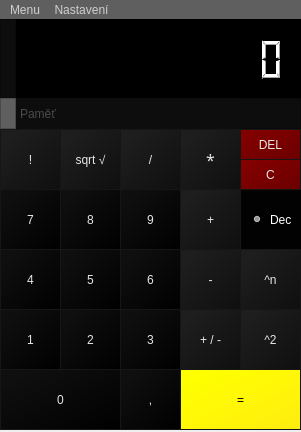
This is mainwindow.ui in Lambdacorp/ivs-proj2 as Qt 5 draws it before an edit. The edited form follows.
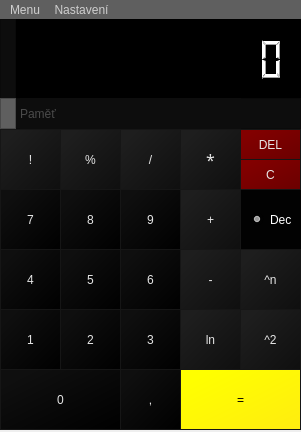
This is the edited form. Icons and pictures are not drawn.

What changed in the file:
```diff
--- a/mainwindow.ui
+++ b/mainwindow.ui
@@ -1194,7 +1194,7 @@
  }</string>
      </property>
      <property name="text">
-      <string>sqrt √</string>
+      <string>%</string>
      </property>
     </widget>
     <widget class="QPushButton" name="pushButton_7">
@@ -1347,7 +1347,7 @@
     </widget>
     <widget class="QPushButton" name="pushButton_not">
      <property name="enabled">
-      <bool>false</bool>
+      <bool>true</bool>
      </property>
      <property name="geometry">
       <rect>
@@ -1379,7 +1379,7 @@
  }</string>
      </property>
      <property name="text">
-      <string>+ / -</string>
+      <string>ln</string>
      </property>
     </widget>
     <zorder>pushButton_delete</zorder>
```
Left out of the diff: 2 changed lines with no effect on the pictures.
